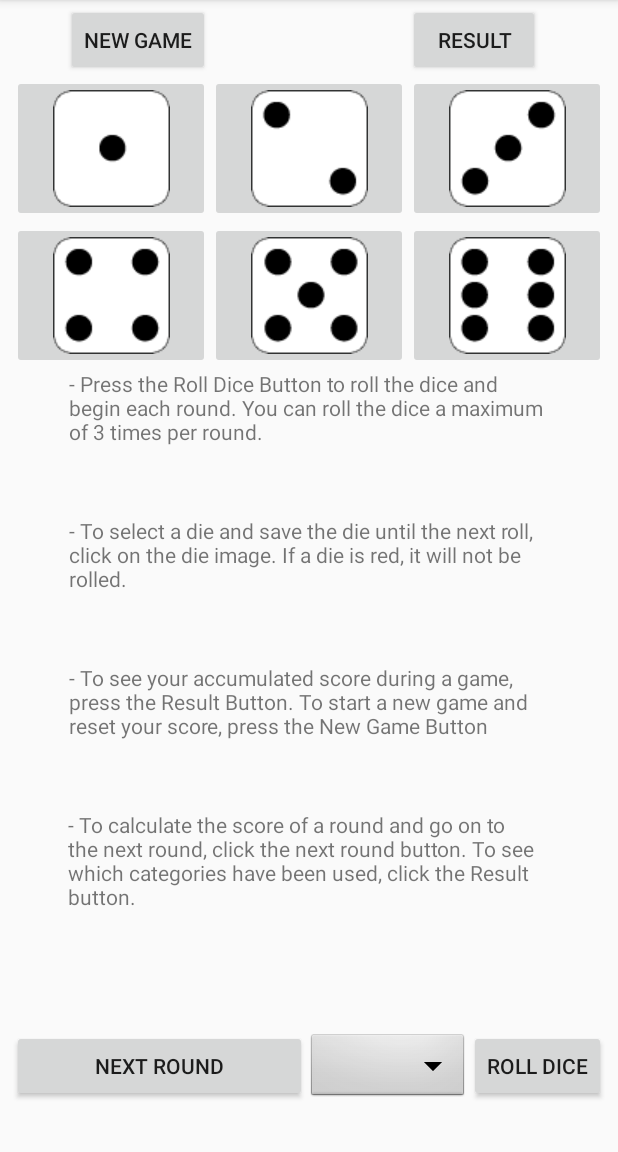
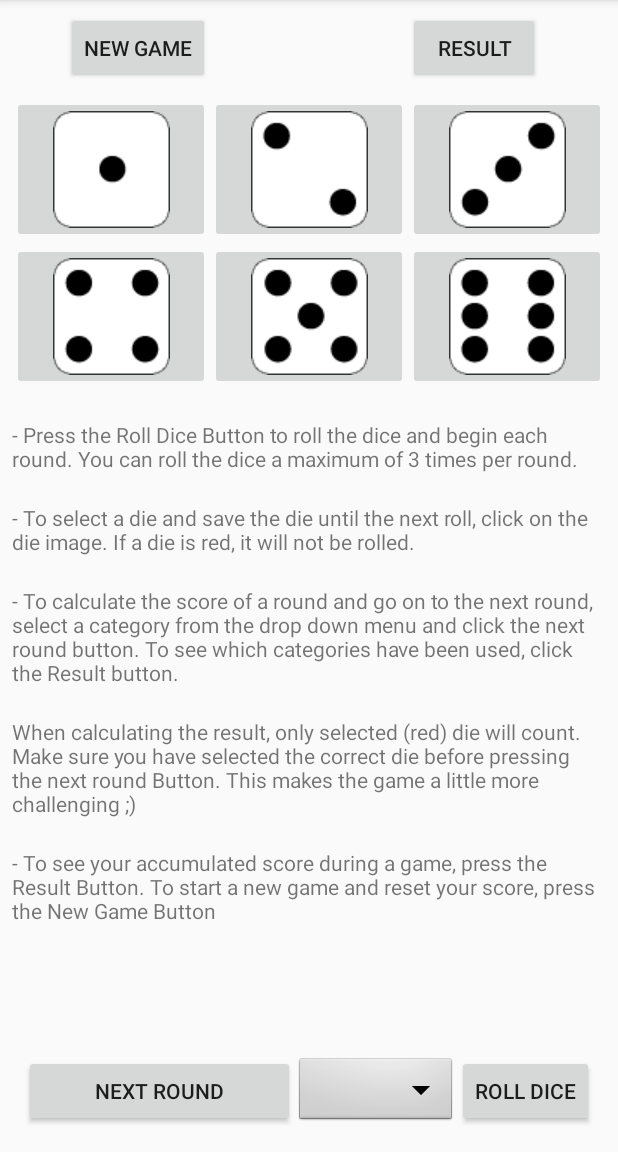
Before and after one commit to KarlBengtsson/DiceGameFinal, an Android app: the screen it shows after launch (MainActivity), on a phone screen of 412 x 824 dp, the part 84-1236 px from its top. Run offline under Robolectric (Android 15) with nearby library versions, the phone set to English and light mode, and no system bars.

Commit message:
layout update

```diff
--- a/app/src/main/AndroidManifest.xml
+++ b/app/src/main/AndroidManifest.xml
@@ -11,6 +11,8 @@
         android:theme="@style/AppTheme">
         <activity android:name=".MainActivity"
                 android:launchMode="singleTop">
+                android:screenOrientation="portrait">
+
             <intent-filter>
                 <action android:name="android.intent.action.MAIN" />
 
--- a/app/src/main/java/com/example/thirtygame/MainActivity.java
+++ b/app/src/main/java/com/example/thirtygame/MainActivity.java
@@ -61,7 +61,7 @@ public class MainActivity extends AppCompatActivity implements AdapterView.OnIte
         super.onCreate(savedInstanceState );
         Log.d(TAG, "onCreate(Bundle) called");
         setContentView(R.layout.activity_main );
-        setRequestedOrientation( ActivityInfo.SCREEN_ORIENTATION_PORTRAIT);
+        //setRequestedOrientation( ActivityInfo.SCREEN_ORIENTATION_PORTRAIT);
 
         //Roll Dice button
         setRollDiceListener();
--- a/app/src/main/res/layout/activity_main.xml
+++ b/app/src/main/res/layout/activity_main.xml
@@ -9,18 +9,17 @@
     <LinearLayout
         android:id="@+id/linearLayout"
         android:layout_width="match_parent"
-        android:layout_height="match_parent"
+        android:layout_height="0dp"
         android:layout_marginStart="8dp"
-        android:layout_marginTop="50dp"
+        android:layout_marginTop="8dp"
         android:layout_marginEnd="8dp"
-        android:layout_marginBottom="32dp"
+        android:layout_marginBottom="8dp"
         android:orientation="vertical"
-        app:layout_constraintBottom_toBottomOf="parent"
+        app:layout_constraintBottom_toTopOf="@+id/linearLayout2"
         app:layout_constraintEnd_toEndOf="parent"
-        app:layout_constraintHorizontal_bias="0.0"
+        app:layout_constraintHorizontal_bias="0.5"
         app:layout_constraintStart_toStartOf="parent"
-        app:layout_constraintTop_toTopOf="parent"
-        app:layout_constraintVertical_bias="1.0">
+        app:layout_constraintTop_toBottomOf="@+id/result">
 
         <LinearLayout
             android:layout_width="match_parent"
@@ -78,6 +77,10 @@
 
         </LinearLayout>
 
+        <ScrollView
+            android:layout_width="match_parent"
+            android:layout_height="match_parent">
+
             <LinearLayout
                 android:layout_width="match_parent"
                 android:layout_height="wrap_content"
@@ -85,40 +88,123 @@
                 android:gravity="center|bottom"
                 android:orientation="vertical">
 
+                <View
+                    android:id="@+id/view"
+                    android:layout_width="match_parent"
+                    android:layout_height="20dp"
+                    android:layout_weight="1" />
+
                 <TextView
                     android:id="@+id/textView"
-                 android:layout_width="319dp"
-                 android:layout_height="1dp"
+                    android:layout_width="match_parent"
+                    android:layout_height="wrap_content"
                     android:layout_weight="1"
                     android:text="@string/Rule1" />
 
+                <View
+                    android:id="@+id/view1"
+                    android:layout_width="match_parent"
+                    android:layout_height="20dp"
+                    android:layout_weight="1" />
+
                 <TextView
                     android:id="@+id/textView13"
-                 android:layout_width="319dp"
-                 android:layout_height="1dp"
+                    android:layout_width="match_parent"
+                    android:layout_height="wrap_content"
                     android:layout_weight="1"
                     android:text="@string/Rule4" />
 
+                <View
+                    android:id="@+id/view2"
+                    android:layout_width="match_parent"
+                    android:layout_height="20dp"
+                    android:layout_weight="1" />
+
+                <TextView
+                    android:id="@+id/textView3"
+                    android:layout_width="match_parent"
+                    android:layout_height="wrap_content"
+                    android:layout_weight="1"
+                    android:text="@string/Rule3" />
+
+                <View
+                    android:id="@+id/view3"
+                    android:layout_width="match_parent"
+                    android:layout_height="20dp"
+                    android:layout_weight="1" />
+
+                <TextView
+                    android:id="@+id/textView14"
+                    android:layout_width="match_parent"
+                    android:layout_height="wrap_content"
+                    android:layout_weight="1"
+                    android:text="@string/Rule6" />
+
+                <View
+                    android:id="@+id/view4"
+                    android:layout_width="match_parent"
+                    android:layout_height="20dp"
+                    android:layout_weight="1" />
+
                 <TextView
                     android:id="@+id/textView2"
-                 android:layout_width="319dp"
-                 android:layout_height="1dp"
+                    android:layout_width="match_parent"
+                    android:layout_height="wrap_content"
                     android:layout_weight="1"
                     android:text="@string/Rule2" />
 
-             <TextView
-                 android:id="@+id/textView3"
-                 android:layout_width="321dp"
-                 android:layout_height="1dp"
-                 android:layout_weight="1"
-                 android:text="@string/Rule3" />
+                <View
+                    android:id="@+id/view5"
+                    android:layout_width="match_parent"
+                    android:layout_height="20dp"
+                    android:layout_weight="1" />
+
+            </LinearLayout>
+
+        </ScrollView>
+
+
+    </LinearLayout>
+
+    <Button
+        android:id="@+id/result"
+        android:layout_width="wrap_content"
+        android:layout_height="wrap_content"
+        android:layout_marginTop="8dp"
+        android:onClick="viewResult"
+        android:text="@string/result_button"
+        app:layout_constraintBottom_toTopOf="@+id/linearLayout"
+        app:layout_constraintEnd_toEndOf="parent"
+        app:layout_constraintHorizontal_bias="0.718"
+        app:layout_constraintStart_toEndOf="@+id/newGame"
+        app:layout_constraintTop_toTopOf="parent"
+        app:layout_constraintVertical_bias="0.428" />
+
+    <Button
+        android:id="@+id/newGame"
+        android:layout_width="wrap_content"
+        android:layout_height="wrap_content"
+        android:layout_marginStart="44dp"
+        android:text="@string/new_button"
+        app:layout_constraintBaseline_toBaselineOf="@+id/result"
+        app:layout_constraintStart_toStartOf="parent" />
 
     <LinearLayout
+        android:id="@+id/linearLayout2"
         android:layout_width="match_parent"
-                 android:layout_height="1dp"
+        android:layout_height="wrap_content"
+        android:layout_marginStart="16dp"
+        android:layout_marginTop="16dp"
+        android:layout_marginEnd="16dp"
+        android:layout_marginBottom="16dp"
         android:layout_weight="1"
-                 android:gravity="center|bottom"
-                 android:orientation="horizontal">
+        android:gravity="center"
+        android:orientation="horizontal"
+        app:layout_constraintBottom_toBottomOf="parent"
+        app:layout_constraintEnd_toEndOf="parent"
+        app:layout_constraintHorizontal_bias="0.5"
+        app:layout_constraintStart_toStartOf="parent"
+        app:layout_constraintTop_toBottomOf="@+id/linearLayout">
 
         <Button
             android:id="@+id/NextRound"
@@ -143,32 +229,4 @@
 
     </LinearLayout>
 
-        </LinearLayout>
-
-    </LinearLayout>
-
-    <Button
-        android:id="@+id/result"
-        android:layout_width="wrap_content"
-        android:layout_height="wrap_content"
-        android:layout_marginTop="8dp"
-        android:layout_marginBottom="8dp"
-        android:onClick="viewResult"
-        android:text="@string/result_button"
-        app:layout_constraintBottom_toTopOf="@+id/linearLayout"
-        app:layout_constraintEnd_toEndOf="parent"
-        app:layout_constraintHorizontal_bias="0.718"
-        app:layout_constraintStart_toEndOf="@+id/newGame"
-        app:layout_constraintTop_toTopOf="parent"
-        app:layout_constraintVertical_bias="0.428" />
-
-    <Button
-        android:id="@+id/newGame"
-        android:layout_width="wrap_content"
-        android:layout_height="wrap_content"
-        android:layout_marginStart="44dp"
-        android:text="@string/new_button"
-        app:layout_constraintBaseline_toBaselineOf="@+id/result"
-        app:layout_constraintStart_toStartOf="parent" />
-
 </android.support.constraint.ConstraintLayout>
--- a/app/src/main/res/values/strings.xml
+++ b/app/src/main/res/values/strings.xml
@@ -35,6 +35,7 @@
     <string name="rules_button">Game Rules</string>
     <string name="Rule1">- Press the Roll Dice Button to roll the dice and begin each round. You can roll the dice a maximum of 3 times per round.</string>
     <string name="Rule2">- To see your accumulated score during a game, press the Result Button. To start a new game and reset your score, press the New Game Button</string>
-    <string name="Rule3">- To calculate the score of a round and go on to the next round, click the next round button. To see which categories have been used, click the Result button.</string>
+    <string name="Rule3">- To calculate the score of a round and go on to the next round, select a category from the drop down menu and click the next round button. To see which categories have been used, click the Result button.</string>
     <string name="Rule4">- To select a die and save the die until the next roll, click on the die image. If a die is red, it will not be rolled.</string>
+    <string name="Rule6">When calculating the result, only selected (red) die will count. Make sure you have selected the correct die before pressing the next round Button. This makes the game a little more challenging ;)</string>
 </resources>
```
Lines whose indentation alone changed are shown as unchanged.
